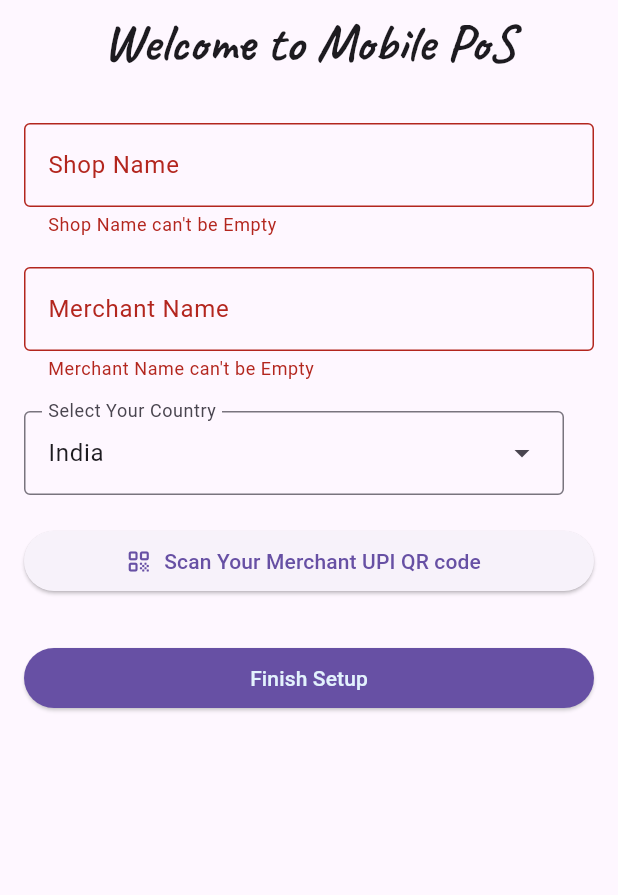
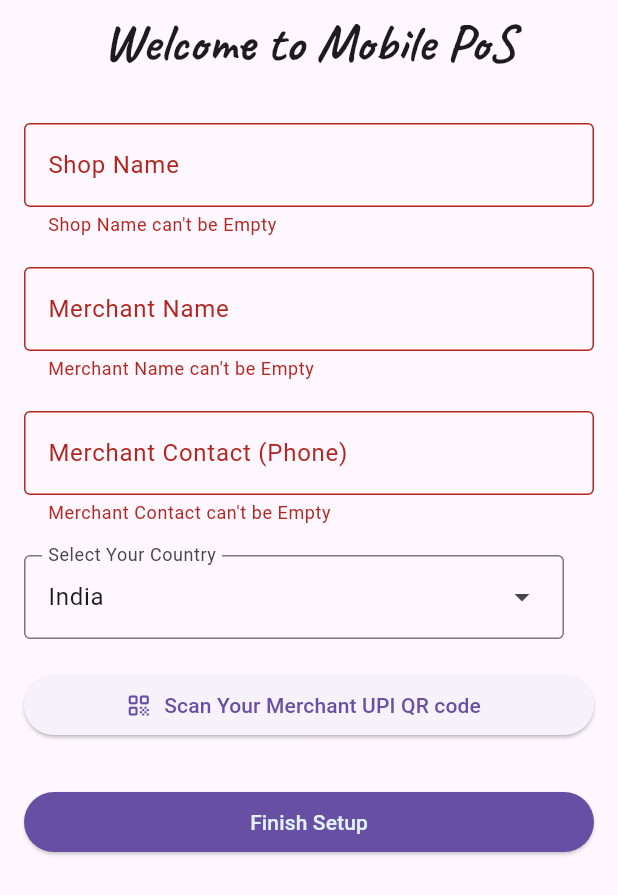
Before and after one commit to iamansuman/mobilepos, a Flutter app: the screen it shows after launch, after a tap on "Finish Setup", on a phone screen of 412 x 824 dp. Shown: the top 895 px of the screen. Run offline on Flutter 3.47's test engine with Material 2 defaults, Android fonts, the phone set to English and light mode, and no system bars; our stand-ins replace just_audio, qr_flutter, shared_preferences, sqflite; missing offline and left inert: flutter_barcode_scanner; accounts and stored records are empty.

Commit message:
collecting merchant contact number during onboarding

```diff
--- a/lib/pages/onboarding/onboarding.dart
+++ b/lib/pages/onboarding/onboarding.dart
@@ -17,6 +17,7 @@ class _OnBoardingState extends State<OnBoarding> {
   final _formKey = GlobalKey<FormState>();
   final TextEditingController _shopNameTxTController = TextEditingController();
   final TextEditingController _merchantNameTxTController = TextEditingController();
+  final TextEditingController _merchantContactTxTController = TextEditingController();
   Map<String, dynamic> _countryDataList = {};
   late List<DropdownMenuEntry> _countriesNameList = [];
   final List<String> _countriesAcceptingUPI = ["IN"];
@@ -82,10 +83,24 @@ class _OnBoardingState extends State<OnBoarding> {
               ),
               const SizedBox(height: 20),
               TextFormField(
+                keyboardType: TextInputType.name,
                 controller: _merchantNameTxTController,
                 decoration: const InputDecoration(border: OutlineInputBorder(), label: Text("Merchant Name")),
                 validator: (value) {
                   if (value == null || value == "") return "Merchant Name can't be Empty";
+                  return null;
+                },
+              ),
+              const SizedBox(height: 20),
+              TextFormField(
+                keyboardType: TextInputType.phone,
+                controller: _merchantContactTxTController,
+                decoration: const InputDecoration(
+                  border: OutlineInputBorder(),
+                  label: Text("Merchant Contact (Phone)"),
+                ),
+                validator: (value) {
+                  if (value == null || value == "") return "Merchant Contact can't be Empty";
                   return null;
                 },
               ),
@@ -162,6 +177,8 @@ class _OnBoardingState extends State<OnBoarding> {
                     await prefs.setBool('NEW_USER', false);
                     await prefs.setString('SHOP_NAME', _shopNameTxTController.text);
                     await prefs.setString('MERCHANT_NAME', _merchantNameTxTController.text);
+                    await prefs.setString('MERCHANT_CONTACT', _merchantContactTxTController.text);
+                    await prefs.setString('UPI_QR_DATA', _qrImageData);
                     await prefs.setString('CURR_COUNTRY_DATA', jsonEncode(_countryDataList[_currentCountry]));
                     if (context.mounted) {
                       Navigator.pushNamedAndRemoveUntil(context, '/', (route) => false);
```
